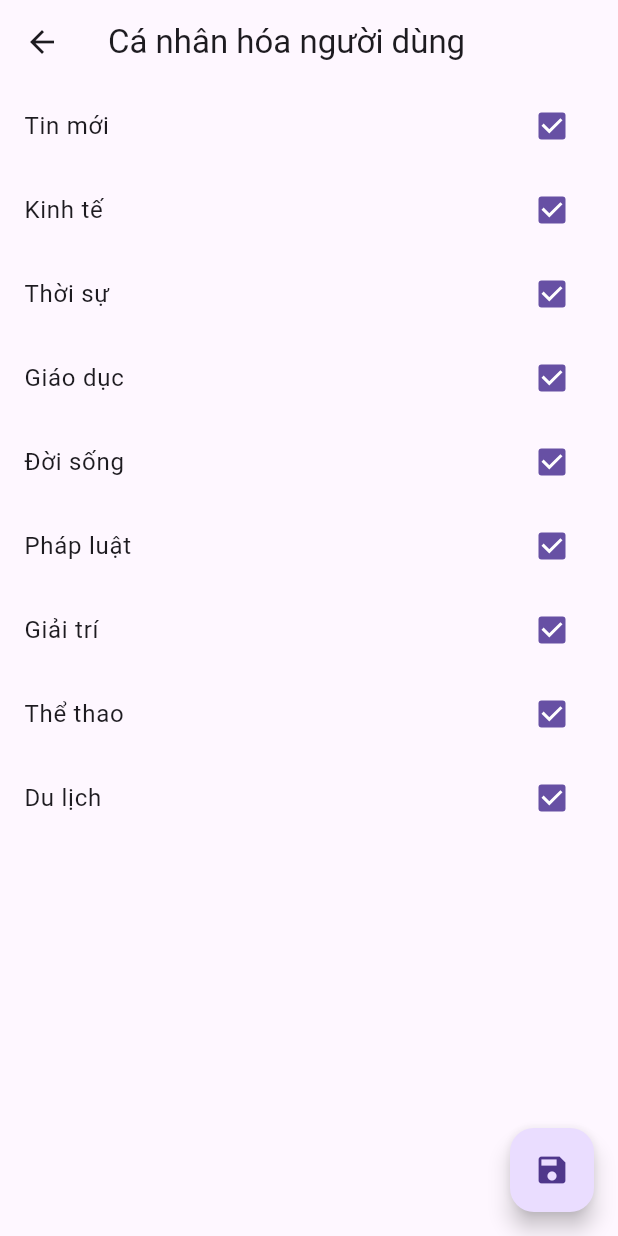
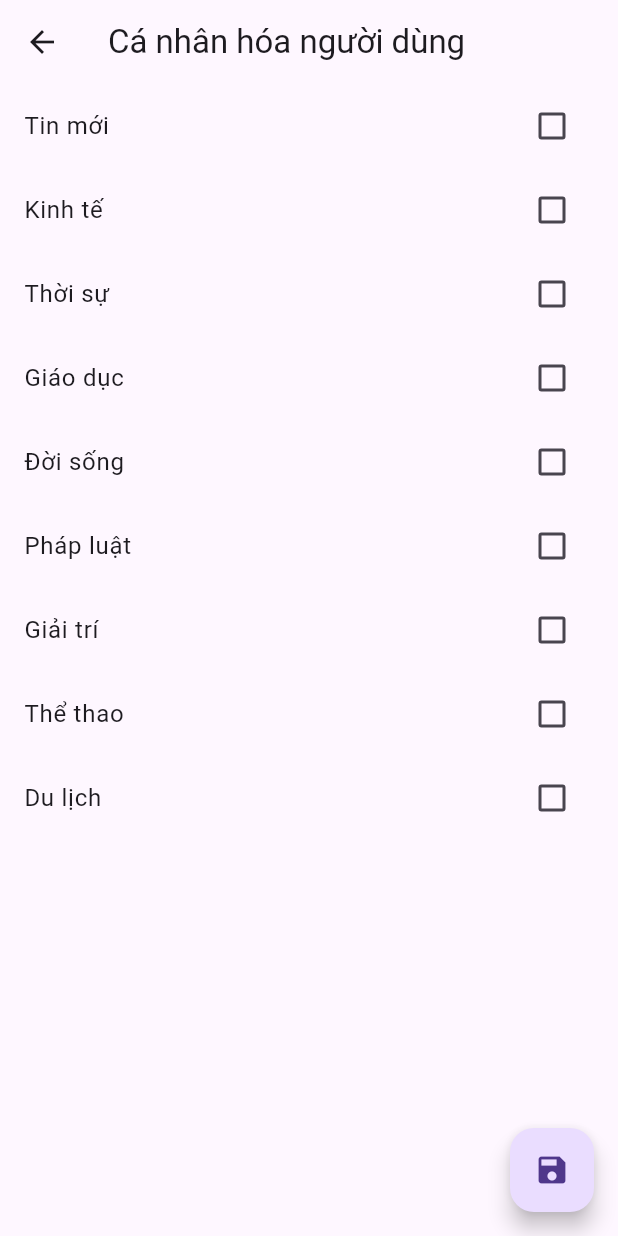
Before and after one commit to AnhTuvx/News_Flutter, a Flutter app: the CategorySelectionPage screen opened directly, on a phone screen of 412 x 824 dp. Run offline on Flutter 3.47's test engine with Material 3 defaults, Android fonts, the phone set to English and light mode, and no system bars; our stand-ins replace cloud_firestore, firebase_auth, firebase_core, flutter_tts, shared_preferences, webview_flutter; accounts and stored records are empty.

```diff
--- a/lib/get_categories.dart
+++ b/lib/get_categories.dart
@@ -1,66 +1,66 @@
-Map<String, Map<String, String>> categories = {
-  "tin_moi": {
-    "NLD": "https://nld.com.vn/rss/home.rss",
-    "VnExpress": "https://vnexpress.net/rss/tin-moi-nhat.rss",
-    "Bao Giao Thong": "https://www.baogiaothong.vn/rss/home.rss",
-    "VnEconomy": "https://vneconomy.vn/tin-moi.rss",
-    'Bao Van Hoa': "https://baovanhoa.vn/rss/home.rss",
-    'VTC': "https://vtcnews.vn/rss/feed.rss",
-  },
-  "kinh_te": {
-    "NLD": "https://nld.com.vn/rss/kinh-te.rss",
-    "VnExpress": "https://vnexpress.net/rss/kinh-doanh.rss",
-    "Bao Giao Thong": "https://www.baogiaothong.vn/rss/kinh-te.rss",
-    "VnEconomy": "https://vneconomy.vn/tai-chinh.rss",
-    "Bao Van Hoa": "https://baovanhoa.vn/rss/kinh-te-95.rss",
-    "VTC": "https://vtcnews.vn/rss/kinh-te.rss",
-  },
-  "thoi_su": {
-    "NLD": "https://nld.com.vn/rss/thoi-su.rss",
-    "VnExpress": "https://vnexpress.net/rss/thoi-su.rss",
-    "Bao Giao Thong": "https://www.baogiaothong.vn/rss/thoi-su.rss",
-    'VTC': "https://vtcnews.vn/rss/thoi-su.rss",
-  },
-  "giao_duc": {
-    "NLD": "https://nld.com.vn/rss/giao-duc-khoa-hoc.rss",
-    "VnExpress": "https://vnexpress.net/rss/giao-duc.rss",
-    "Bao Giao Thong": "https://dantri.com.vn/rss/home.rss",
-    "VTC": "https://vtcnews.vn/rss/giao-duc.rss",
-  },
-  "phap_luat": {
-    "NLD": "https://nld.com.vn/rss/phap-luat.rss",
-    "VnExpress": "https://vnexpress.net/rss/phap-luat.rss",
-    "Bao Giao Thong": "https://www.baogiaothong.vn/rss/phap-luat.rss",
-    "Bao Van Hoa": "https://baovanhoa.vn/rss/phap-luat-173.rss",
-    "VTC": "https://vtcnews.vn/rss/phap-luat.rss",
-  },
-  "giai_tri": {
-    "NLD": "https://nld.com.vn/rss/giai-tri.rss",
-    "VnExpress": "https://vnexpress.net/rss/giai-tri.rss",
-    "Bao Giao Thong": "https://www.baogiaothong.vn/rss/van-hoa-giai-tri.rss",
-    "Bao Van Hoa": "https://baovanhoa.vn/rss/giai-tri-172.rss",
-    "VTC": "https://vtcnews.vn/rss/van-hoa-giai-tri.rss",
-  },
-  "the_thao": {
-    "NLD": "https://nld.com.vn/rss/the-thao.rss",
-    "VnExpress": "https://vnexpress.net/rss/the-thao.rss",
-    "Bao Giao Thong": "https://www.baogiaothong.vn/rss/the-thao.rss",
-    "Bao Van Hoa": "https://baovanhoa.vn/rss/the-thao-51.rss",
-    "VTC": "https://vtcnews.vn/rss/the-thao.rss",
-  },
-  "doi_song": {
-    "NLD": "https://nld.com.vn/rss/doi-song.rss",
-    "VnExpress": "https://vnexpress.net/rss/gia-dinh.rss",
-    "Bao Giao Thong": "https://www.baogiaothong.vn/rss/chat-luong-song.rss",
-    "VnEconomy": "https://vneconomy.vn/dan-sinh.rss",
-    "Bao Van Hoa": "https://baovanhoa.vn/rss/gia-dinh-163.rss",
-    "VTC": "https://vtcnews.vn/rss/gia-dinh.rss",
-  },
-  "du_lich": {
-    "NLD": "https://nld.com.vn/rss/du-lich-xanh.rss",
-    "VnExpress": "https://vnexpress.net/rss/du-lich.rss",
-    "Bao Van Hoa": "https://baovanhoa.vn/rss/du-lich-164.rss",
-  },
+Map<String, Object?> categories = {
+  // "tin_moi": {
+  //   "NLD": "https://nld.com.vn/rss/home.rss",
+  //   "VnExpress": "https://vnexpress.net/rss/tin-moi-nhat.rss",
+  //   "Bao Giao Thong": "https://www.baogiaothong.vn/rss/home.rss",
+  //   "VnEconomy": "https://vneconomy.vn/tin-moi.rss",
+  //   'Bao Van Hoa': "https://baovanhoa.vn/rss/home.rss",
+  //   'VTC': "https://vtcnews.vn/rss/feed.rss",
+  // },
+  // "kinh_te": {
+  //   "NLD": "https://nld.com.vn/rss/kinh-te.rss",
+  //   "VnExpress": "https://vnexpress.net/rss/kinh-doanh.rss",
+  //   "Bao Giao Thong": "https://www.baogiaothong.vn/rss/kinh-te.rss",
+  //   "VnEconomy": "https://vneconomy.vn/tai-chinh.rss",
+  //   "Bao Van Hoa": "https://baovanhoa.vn/rss/kinh-te-95.rss",
+  //   "VTC": "https://vtcnews.vn/rss/kinh-te.rss",
+  // },
+  // "thoi_su": {
+  //   "NLD": "https://nld.com.vn/rss/thoi-su.rss",
+  //   "VnExpress": "https://vnexpress.net/rss/thoi-su.rss",
+  //   "Bao Giao Thong": "https://www.baogiaothong.vn/rss/thoi-su.rss",
+  //   'VTC': "https://vtcnews.vn/rss/thoi-su.rss",
+  // },
+  // "giao_duc": {
+  //   "NLD": "https://nld.com.vn/rss/giao-duc-khoa-hoc.rss",
+  //   "VnExpress": "https://vnexpress.net/rss/giao-duc.rss",
+  //   "Bao Giao Thong": "https://dantri.com.vn/rss/home.rss",
+  //   "VTC": "https://vtcnews.vn/rss/giao-duc.rss",
+  // },
+  // "phap_luat": {
+  //   "NLD": "https://nld.com.vn/rss/phap-luat.rss",
+  //   "VnExpress": "https://vnexpress.net/rss/phap-luat.rss",
+  //   "Bao Giao Thong": "https://www.baogiaothong.vn/rss/phap-luat.rss",
+  //   "Bao Van Hoa": "https://baovanhoa.vn/rss/phap-luat-173.rss",
+  //   "VTC": "https://vtcnews.vn/rss/phap-luat.rss",
+  // },
+  // "giai_tri": {
+  //   "NLD": "https://nld.com.vn/rss/giai-tri.rss",
+  //   "VnExpress": "https://vnexpress.net/rss/giai-tri.rss",
+  //   "Bao Giao Thong": "https://www.baogiaothong.vn/rss/van-hoa-giai-tri.rss",
+  //   "Bao Van Hoa": "https://baovanhoa.vn/rss/giai-tri-172.rss",
+  //   "VTC": "https://vtcnews.vn/rss/van-hoa-giai-tri.rss",
+  // },
+  // "the_thao": {
+  //   "NLD": "https://nld.com.vn/rss/the-thao.rss",
+  //   "VnExpress": "https://vnexpress.net/rss/the-thao.rss",
+  //   "Bao Giao Thong": "https://www.baogiaothong.vn/rss/the-thao.rss",
+  //   "Bao Van Hoa": "https://baovanhoa.vn/rss/the-thao-51.rss",
+  //   "VTC": "https://vtcnews.vn/rss/the-thao.rss",
+  // },
+  // "doi_song": {
+  //   "NLD": "https://nld.com.vn/rss/doi-song.rss",
+  //   "VnExpress": "https://vnexpress.net/rss/gia-dinh.rss",
+  //   "Bao Giao Thong": "https://www.baogiaothong.vn/rss/chat-luong-song.rss",
+  //   "VnEconomy": "https://vneconomy.vn/dan-sinh.rss",
+  //   "Bao Van Hoa": "https://baovanhoa.vn/rss/gia-dinh-163.rss",
+  //   "VTC": "https://vtcnews.vn/rss/gia-dinh.rss",
+  // },
+  // "du_lich": {
+  //   "NLD": "https://nld.com.vn/rss/du-lich-xanh.rss",
+  //   "VnExpress": "https://vnexpress.net/rss/du-lich.rss",
+  //   "Bao Van Hoa": "https://baovanhoa.vn/rss/du-lich-164.rss",
+  // },
 };
 
 final domains = [
@@ -80,7 +80,7 @@ String setUrl(
   if (getUrl == null) {
     return "";
   }
-  return getUrl[url] ?? "";
+  return (getUrl as Map<String,dynamic>)[url] ?? "";
 }
 
 List<String> getUrls(String category, {List<String> urlFilter = const []}) {
--- a/lib/services/Rss_Home_Service.dart
+++ b/lib/services/Rss_Home_Service.dart
@@ -9,10 +9,9 @@ class RssService {
       {List<String> urlsFilter = const []}) async {
     final urls = getUrls(category, urlFilter: urlsFilter);
     List<RssFeed> feeds = [];
-
     for (var url in urls) {
       final response = await http.get(Uri.parse(url));
-
+      print(response);
       if (response.statusCode == 200) {
         try {
           final document = xml.XmlDocument.parse(response.body);
--- a/lib/widget/CategoryProvider.dart
+++ b/lib/widget/CategoryProvider.dart
@@ -18,17 +18,7 @@ class CategoryProvider with ChangeNotifier {
   ];
   List<bool> changeState = [];
   // List of selected category IDs
-  List<String> selectedCategories = [
-    "tin_moi",
-    "kinh_te",
-    "thoi_su",
-    "giao_duc",
-    "doi_song",
-    "the_thao",
-    "phap_luat",
-    "giai_tri",
-    "du_lich,"
-  ];
+  List<String> selectedCategories = [];
   List<String> stateDomain = [];
   // Constructor: Load selected categories when the provider is initialized
   CategoryProvider() {
```
Also changed, not shown: lib/services/firestore_service.dart (added, +31 -0 lines), lib/view/rss_feed_page.dart (+21 -4 lines), 1 other file.
